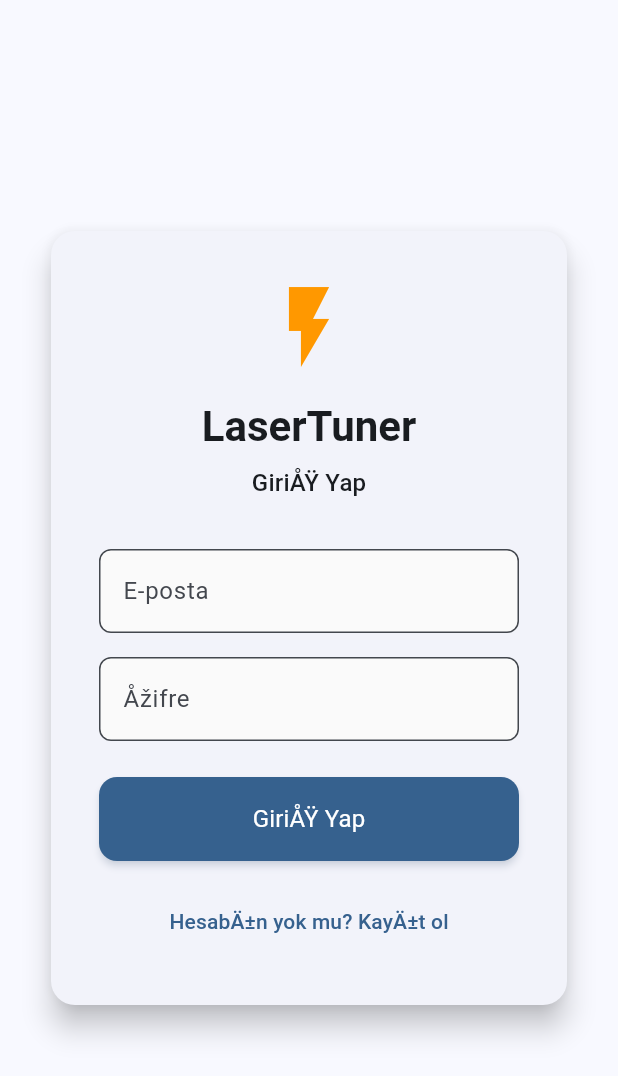
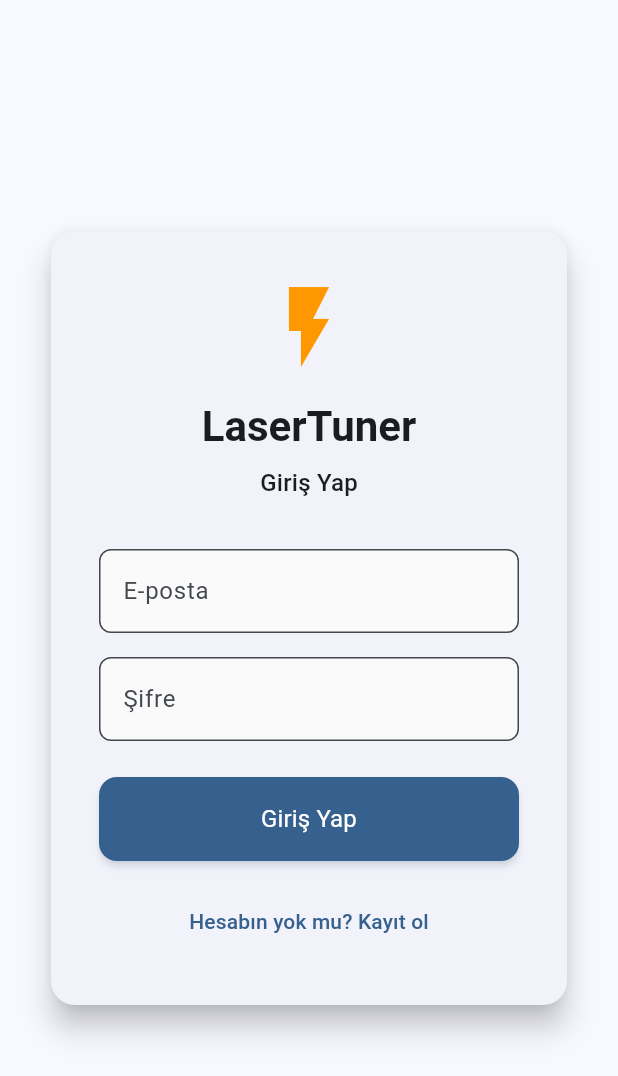
Before and after one commit to hancistudio/lasertuner, a Flutter app: the screen it shows after launch, on a phone screen of 412 x 824 dp. Shown: the top 1076 px of the screen. Run offline on Flutter 3.47's test engine with Material 3 defaults, Android fonts, the phone set to English and light mode, and no system bars; our stand-ins replace cloud_firestore, file_picker, firebase_auth, firebase_core, firebase_remote_config, firebase_storage and 2 more; accounts and stored records are empty.

Commit message:
genel düzeltme

```diff
--- a/lib/main.dart
+++ b/lib/main.dart
@@ -1,5 +1,6 @@
 import 'package:flutter/material.dart';
 import 'package:firebase_core/firebase_core.dart';
+import 'package:flutter_localizations/flutter_localizations.dart';
 import 'package:lasertuner/services/remote_config_service.dart';
 import 'firebase_options.dart';
 import 'screens/auth_screen.dart';
@@ -9,7 +10,7 @@ import 'services/auth_service.dart';
 void main() async {
   WidgetsFlutterBinding.ensureInitialized();
 
-  // Firebase baÅŸlatma
+  // Firebase başlatma
   await Firebase.initializeApp(options: DefaultFirebaseOptions.currentPlatform);
   await RemoteConfigService().initialize();
   runApp(const LaserTunerApp());
@@ -23,6 +24,16 @@ class LaserTunerApp extends StatelessWidget {
     return MaterialApp(
       title: 'LaserTuner',
       debugShowCheckedModeBanner: false,
+
+      // ✅ TÜRKÇE KARAKTER DÜZELTMESİ
+      locale: const Locale('tr', 'TR'),
+      supportedLocales: const [Locale('tr', 'TR'), Locale('en', 'US')],
+      localizationsDelegates: const [
+        GlobalMaterialLocalizations.delegate,
+        GlobalWidgetsLocalizations.delegate,
+        GlobalCupertinoLocalizations.delegate,
+      ],
+
       theme: ThemeData(
         primarySwatch: Colors.blue,
         useMaterial3: true,
@@ -56,7 +67,7 @@ class LaserTunerApp extends StatelessWidget {
   }
 }
 
-// Auth durumuna gÃ¶re yÃ¶nlendirme
+// Auth durumuna göre yönlendirme
 class AuthWrapper extends StatelessWidget {
   const AuthWrapper({super.key});
 
--- a/lib/screens/auth_screen.dart
+++ b/lib/screens/auth_screen.dart
@@ -21,7 +21,7 @@ class _AuthScreenState extends State<AuthScreen> {
 
   Future<void> _handleAuth() async {
     if (_emailController.text.isEmpty || _passwordController.text.isEmpty) {
-      _showSnackBar('LÃ¼tfen tÃ¼m alanlarÄ± doldurun');
+      _showSnackBar('Lütfen tüm alanları doldurun');
       return;
     }
 
@@ -86,7 +86,7 @@ class _AuthScreenState extends State<AuthScreen> {
                     ),
                     const SizedBox(height: 8),
                     Text(
-                      _isLogin ? 'GiriÅŸ Yap' : 'KayÄ±t Ol',
+                      _isLogin ? 'Giriş Yap' : 'Kayıt Ol',
                       style: Theme.of(context).textTheme.titleMedium,
                     ),
                     const SizedBox(height: 32),
@@ -102,7 +102,7 @@ class _AuthScreenState extends State<AuthScreen> {
                     // Åžifre
                     CustomTextField(
                       controller: _passwordController,
-                      label: 'Åžifre',
+                      label: 'Şifre',
                       obscureText: true,
                     ),
                     const SizedBox(height: 24),
@@ -111,7 +111,7 @@ class _AuthScreenState extends State<AuthScreen> {
                     SizedBox(
                       width: double.infinity,
                       child: CustomButton(
-                        text: _isLogin ? 'GiriÅŸ Yap' : 'KayÄ±t Ol',
+                        text: _isLogin ? 'Giriş Yap' : 'Kayıt Ol',
                         onPressed: _handleAuth,
                         isLoading: _isLoading,
                       ),
@@ -125,8 +125,8 @@ class _AuthScreenState extends State<AuthScreen> {
                       },
                       child: Text(
                         _isLogin
-                            ? 'HesabÄ±n yok mu? KayÄ±t ol'
-                            : 'Zaten hesabÄ±n var mÄ±? GiriÅŸ yap',
+                            ? 'Hesabın yok mu? Kayıt ol'
+                            : 'Zaten hesabın var mı? Giriş yap',
                       ),
                     ),
                   ],
--- a/pubspec.yaml
+++ b/pubspec.yaml
@@ -30,6 +30,8 @@ environment:
 dependencies:
   flutter:
     sdk: flutter
+  flutter_localizations:  # ✅ Bu satırı ekle
+    sdk: flutter
 
   # The following adds the Cupertino Icons font to your application.
   # Use with the CupertinoIcons class for iOS style icons.
@@ -49,6 +51,7 @@ dependencies:
   file_picker: ^10.3.6
   firebase_remote_config: ^6.1.1
   google_generative_ai: ^0.4.7
+  flutter_localization: ^0.3.3
 
 dev_dependencies:
   flutter_test:
```
Also changed, not shown: pubspec.lock, 5 other files.
